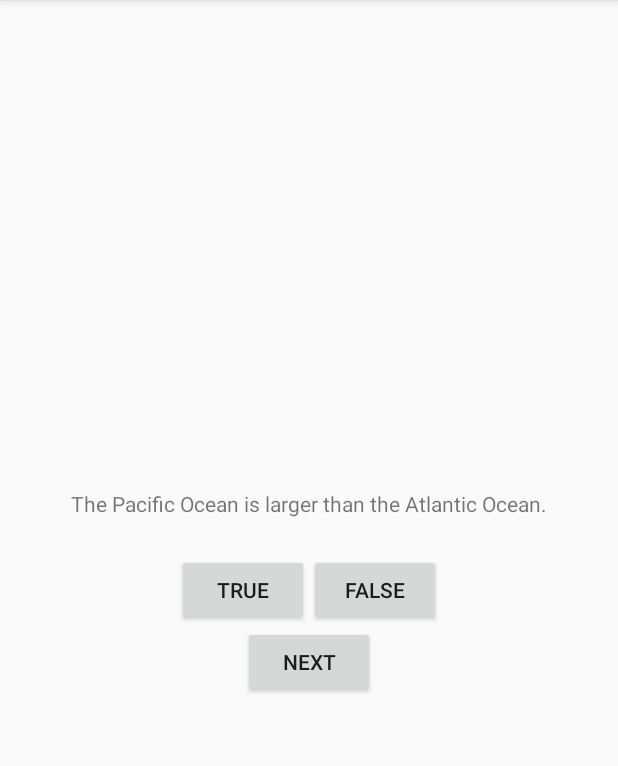
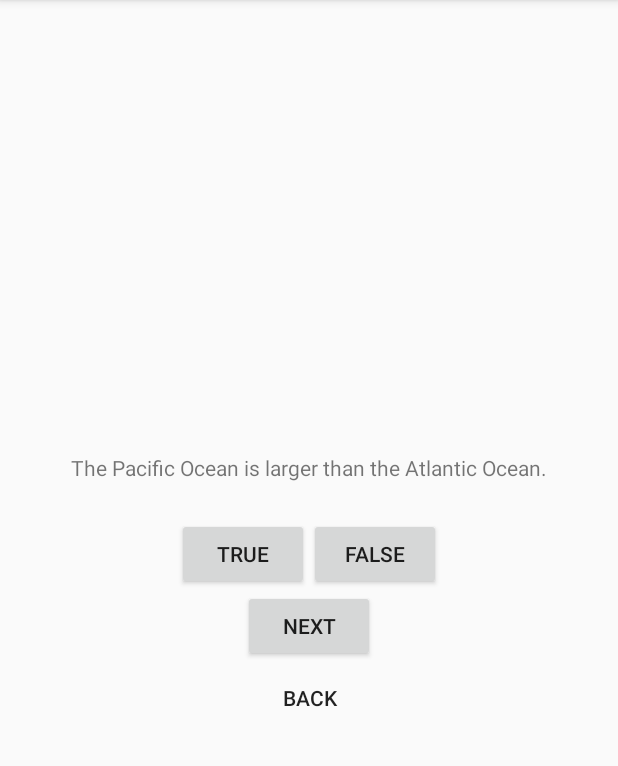
Before and after one commit to Bronze-wick/GeoQuiz, an Android app: the screen it shows after launch (QuizActivity), after a tap on "NEXT", on a phone screen of 412 x 824 dp, the part 84-850 px from its top. Run offline under Robolectric (Android 15) with nearby library versions, the phone set to English and light mode, and no system bars.

```diff
--- a/app/src/main/java/com/bignerdranch/android/geoquiz/QuizActivity.java
+++ b/app/src/main/java/com/bignerdranch/android/geoquiz/QuizActivity.java
@@ -15,6 +15,7 @@ public class QuizActivity extends AppCompatActivity {
     private Button mTrueButton;
     private Button mFalseButton;
     private Button mNextButton;
+    private Button mBackButton;
     private TextView mQuestionTextView;
 
     //declared and initialized
@@ -30,7 +31,7 @@ public class QuizActivity extends AppCompatActivity {
             new Question(R.string.question_asia, true),
     };
 
-//test commentdd
+    //test commentdd
     @Override
     protected void onCreate(Bundle savedInstanceState) {
         super.onCreate(savedInstanceState);
@@ -41,6 +42,7 @@ public class QuizActivity extends AppCompatActivity {
         mFalseButton = (Button) findViewById(R.id.false_button);
         mQuestionTextView = (TextView) findViewById(R.id.question_text_view);
         mNextButton = (Button) findViewById(R.id.next_button);
+        mBackButton = (Button) findViewById(R.id.back_button);
 
         //setting listeners and commands when user selects true button
         mTrueButton.setOnClickListener(new View.OnClickListener() {
@@ -59,6 +61,14 @@ public class QuizActivity extends AppCompatActivity {
         });
 
         mNextButton.setOnClickListener(new View.OnClickListener() {
+            @Override
+            public void onClick(View v) {
+                mCurrentIndex = (mCurrentIndex + 1) % mQuestionBank.length;
+                updateQuestion();
+            }
+        });
+
+        mBackButton.setOnClickListener(new View.OnClickListener() {
             @Override
             public void onClick(View v) {
                 mCurrentIndex = (mCurrentIndex + 1) % mQuestionBank.length;
--- a/app/src/main/res/layout/activity_quiz.xml
+++ b/app/src/main/res/layout/activity_quiz.xml
@@ -1,5 +1,4 @@
 <?xml version="1.0" encoding="utf-8"?>
-
 
 
 <LinearLayout xmlns:android="http://schemas.android.com/apk/res/android"
@@ -7,30 +6,30 @@
               android:layout_width="match_parent"
               android:layout_height="match_parent"
               android:gravity="center"
-    android:orientation="vertical" >
+              android:orientation="vertical">
 
     <TextView
         android:id="@+id/question_text_view"
         android:layout_width="wrap_content"
         android:layout_height="wrap_content"
-        android:padding="24dp" />
+        android:padding="24dp"/>
 
     <LinearLayout
         android:layout_width="wrap_content"
         android:layout_height="wrap_content"
-        android:orientation="horizontal" >
+        android:orientation="horizontal">
 
         <Button
             android:id="@+id/true_button"
             android:layout_width="wrap_content"
             android:layout_height="wrap_content"
-            android:text="@string/true_button" />
+            android:text="@string/true_button"/>
 
         <Button
             android:id="@+id/false_button"
             android:layout_width="wrap_content"
             android:layout_height="wrap_content"
-            android:text="@string/false_button" />
+            android:text="@string/false_button"/>
 
     </LinearLayout>
 
@@ -38,6 +37,15 @@
             android:id="@+id/next_button"
             android:layout_width="wrap_content"
             android:layout_height="wrap_content"
-        android:text="@string/next_button" />
+            android:text="@string/next_button"
+            android:paddingTop="10dp"/>
+
+        <Button
+            android:id="@+id/back_button"
+            android:layout_width="wrap_content"
+            android:layout_height="wrap_content"
+            android:text="@string/back_button"
+            style="?android:attr/borderlessButtonStyle"
+            />
 
 </LinearLayout>
--- a/app/src/main/res/values/strings.xml
+++ b/app/src/main/res/values/strings.xml
@@ -13,6 +13,7 @@
     <string name="true_button">True</string>
     <string name="false_button">False</string>
     <string name="next_button">Next</string>
+    <string name="back_button">Back</string>
     <string name="correct_toast">Correct!!</string>
     <string name="incorrect_toast">Incorrect!!</string>
 
```
Lines whose indentation alone changed are shown as unchanged.
